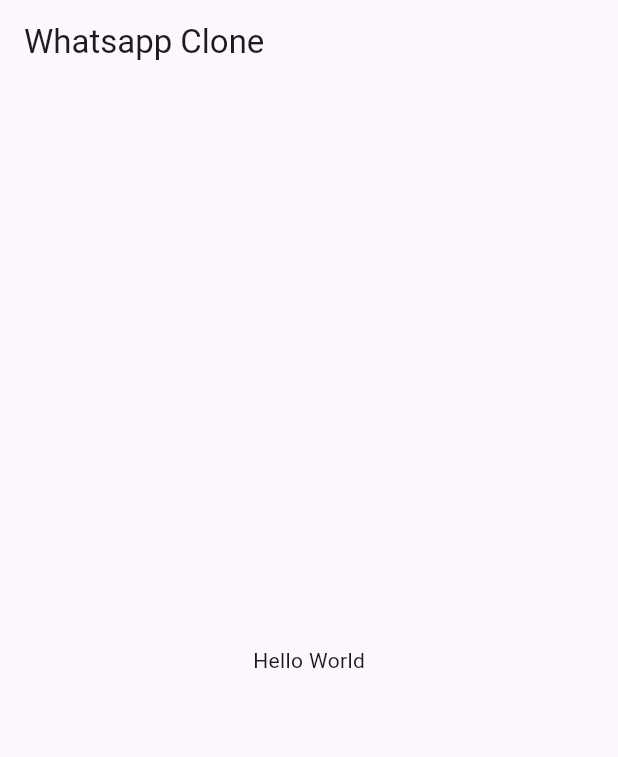
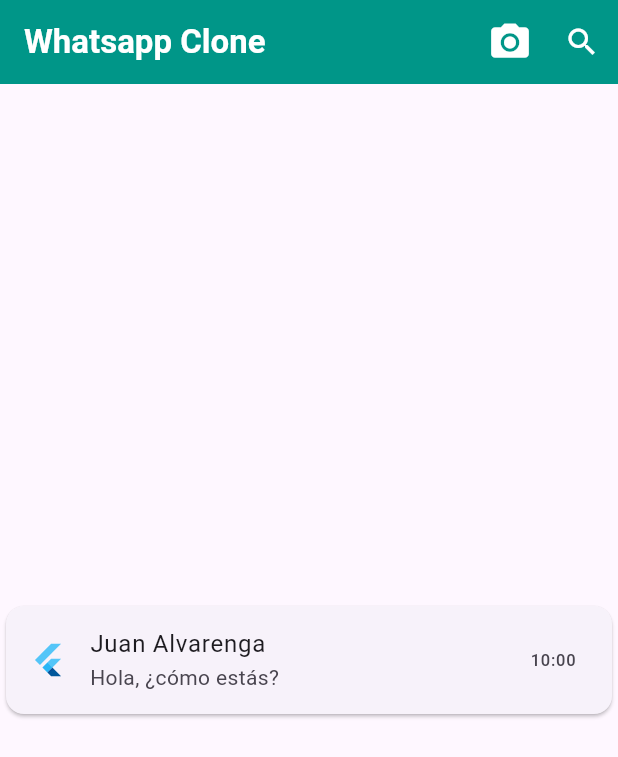
Before and after one commit to jalvarenga-unah/IS513-I-PAC-2024, a Flutter app: the screen it shows after launch, on a phone screen of 412 x 824 dp. Shown: the top 757 px of the screen. Run offline on Flutter 3.47's test engine with Material 3 defaults, Android fonts, the phone set to English and light mode, and no system bars.

Commit message:
disenio widget personalizado

```diff
--- a/flutter-projects/clone_whatsapp/lib/src/modules/principal/pages/home_page.dart
+++ b/flutter-projects/clone_whatsapp/lib/src/modules/principal/pages/home_page.dart
@@ -1,3 +1,4 @@
+import 'package:clone_whatsapp/src/shared/widgets/custom_icon_button.dart';
 import 'package:flutter/material.dart';
 
 class HomePage extends StatelessWidget {
@@ -7,11 +8,36 @@ class HomePage extends StatelessWidget {
   Widget build(BuildContext context) {
     return Scaffold(
       appBar: AppBar(
-        title: const Text('Whatsapp Clone'),
+        centerTitle: false,
+        title: const Text(
+          'Whatsapp Clone',
+          style: TextStyle(
+            color: Colors.white,
+            fontWeight: FontWeight.w700,
+          ),
+        ),
+        backgroundColor: Colors.teal,
+        actions: [
+          CustomIconButton(
+            icon: Icons.camera_alt,
+            iconSize: 30.0,
+            onPressed: () {},
+          ),
+          CustomIconButton(
+            icon: Icons.search,
+            onPressed: () {},
+          ),
+        ],
       ),
-      body: const Center(
-        child: Text('Hello World'),
-      ),
+      body: Center(
+          child: Card(
+        child: ListTile(
+          title: Text('Juan Alvarenga'),
+          subtitle: Text('Hola, ¿cómo estás?'),
+          leading: FlutterLogo(),
+          trailing: Text('10:00'),
+        ),
+      )),
     );
   }
 }
--- /dev/null
+++ b/flutter-projects/clone_whatsapp/lib/src/shared/widgets/custom_icon_button.dart
@@ -0,0 +1,28 @@
+import 'package:flutter/material.dart';
+
+class CustomIconButton extends StatelessWidget {
+  const CustomIconButton({
+    super.key,
+    required this.icon,
+    this.onPressed,
+    this.color = Colors.white,
+    this.iconSize = 24.0,
+  });
+
+  final IconData icon;
+  final Function()? onPressed;
+  final Color color;
+  final double iconSize;
+
+  @override
+  Widget build(BuildContext context) {
+    return IconButton(
+      iconSize: iconSize,
+      onPressed: onPressed,
+      icon: Icon(
+        icon,
+        color: color,
+      ),
+    );
+  }
+}
```
